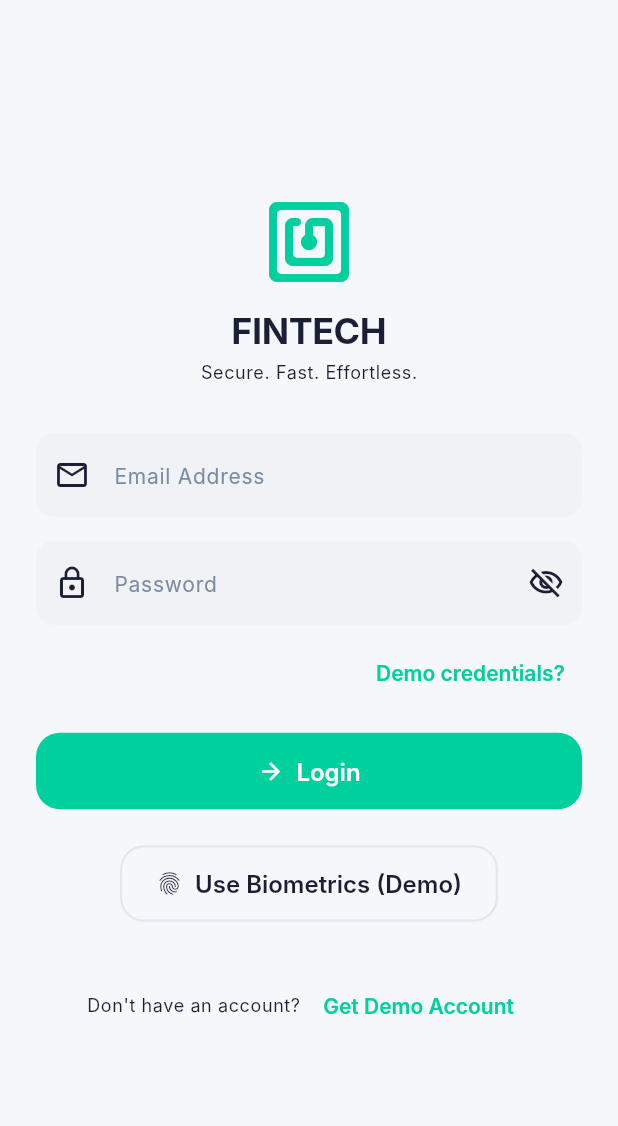
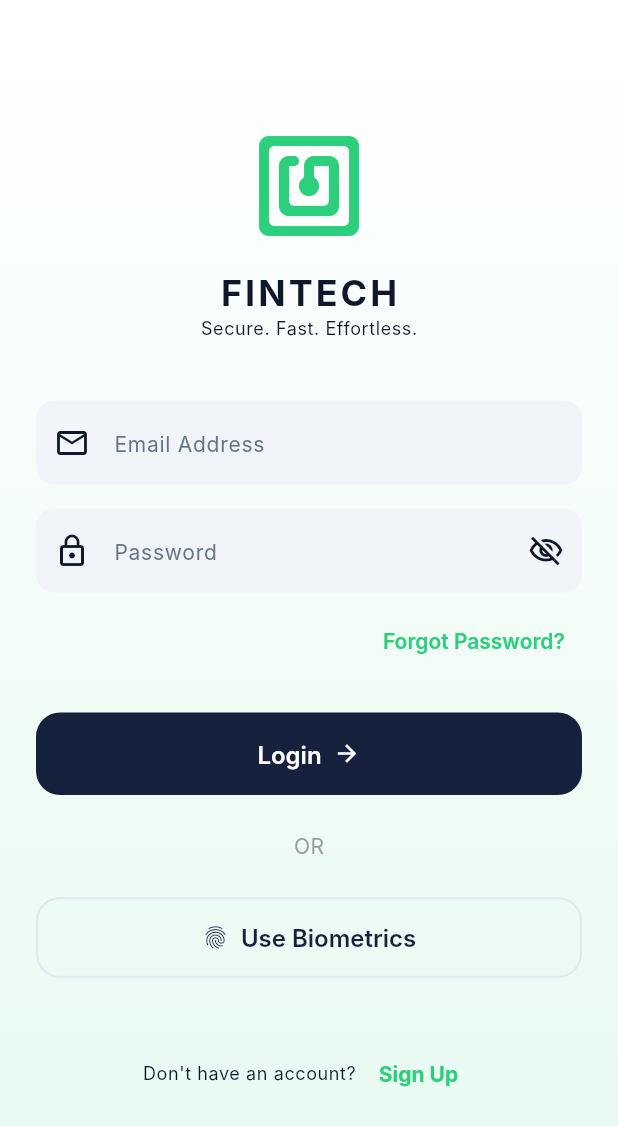
Before and after one commit to Archlord12345/NFC, a Flutter app: the screen it shows after launch, on a phone screen of 412 x 824 dp. Shown: the top 1126 px of the screen. Run offline on Flutter 3.47's test engine with Material 3 defaults, Android fonts, the phone set to English and light mode, and no system bars; our stand-ins replace equatable, local_auth, share_plus, sqflite; missing offline and left inert: nfc_manager, nfc_manager_ndef; accounts and stored records are empty; Roboto replaces fonts that are missing (Inter).

Commit message:
feat: implement user registration and update UI theme
Co-authored-by: Archlord12345 <237933821+Archlord12345@users.noreply.github.com>

```diff
--- a/lib/core/constants/app_colors.dart
+++ b/lib/core/constants/app_colors.dart
@@ -10,89 +10,92 @@ class AppColors {
   // ───────────────────────── Couleurs principales ─────────────────────────
 
   /// Navy profond — fond principal du mode sombre, headers
-  static const Color primary = Color(0xFF1A1F36);
+  static const Color primary = Color(0xFF16213E);
 
   /// Navy intermédiaire — cartes et surfaces en mode sombre
-  static const Color primaryLight = Color(0xFF252D4A);
+  static const Color primaryLight = Color(0xFF1F2943);
 
   /// Navy clair — éléments secondaires en mode sombre
   static const Color primarySoft = Color(0xFF2E3754);
 
   /// Vert teal — couleur d'accent, boutons d'action, indicateurs de succès
-  static const Color accent = Color(0xFF00D09E);
+  static const Color accent = Color(0xFF2CCF7C);
 
   /// Vert teal sombre — variante pour états pressés / hover
-  static const Color accentDark = Color(0xFF00B386);
+  static const Color accentDark = Color(0xFF24A663);
 
   /// Vert teal très clair — fonds subtils, badges
-  static const Color accentLight = Color(0xFFE6FAF5);
+  static const Color accentLight = Color(0xFFE6FAF1);
+
+  /// Indigo / Purple — Troisième couleur d'accent
+  static const Color tertiary = Color(0xFF6366F1);
 
   // ───────────────────────── Fonds (Light mode) ───────────────────────────
 
   /// Fond principal mode clair
-  static const Color backgroundLight = Color(0xFFF5F7FA);
+  static const Color backgroundLight = Color(0xFFF8FAFC);
 
   /// Surface / cartes mode clair
   static const Color surfaceLight = Color(0xFFFFFFFF);
 
   /// Fond des champs de saisie mode clair
-  static const Color inputFillLight = Color(0xFFF0F2F5);
+  static const Color inputFillLight = Color(0xFFF1F5F9);
 
   // ───────────────────────── Fonds (Dark mode) ─────────────────────────────
 
   /// Fond principal mode sombre
-  static const Color backgroundDark = Color(0xFF111528);
+  static const Color backgroundDark = Color(0xFF0F172A);
 
   /// Surface / cartes mode sombre
-  static const Color surfaceDark = Color(0xFF1A1F36);
+  static const Color surfaceDark = Color(0xFF1E293B);
 
   /// Fond des champs de saisie mode sombre
-  static const Color inputFillDark = Color(0xFF252D4A);
+  static const Color inputFillDark = Color(0xFF334155);
 
   // ───────────────────────── Texte ─────────────────────────────────────────
 
   /// Texte principal mode clair
-  static const Color textPrimaryLight = Color(0xFF1A1F36);
+  static const Color textPrimaryLight = Color(0xFF0F172A);
 
   /// Texte secondaire mode clair
-  static const Color textSecondaryLight = Color(0xFF7C8BA0);
+  static const Color textSecondaryLight = Color(0xFF64748B);
 
   /// Texte principal mode sombre
-  static const Color textPrimaryDark = Color(0xFFFFFFFF);
+  static const Color textPrimaryDark = Color(0xFFF8FAFC);
 
   /// Texte secondaire mode sombre
-  static const Color textSecondaryDark = Color(0xFF9BA4B5);
+  static const Color textSecondaryDark = Color(0xFF94A3B8);
 
   // ───────────────────────── Sémantiques ───────────────────────────────────
 
   /// Succès — transactions validées, confirmation
-  static const Color success = Color(0xFF00D09E);
+  static const Color success = Color(0xFF2CCF7C);
 
   /// Erreur — échecs, champs invalides
-  static const Color error = Color(0xFFFF4D6A);
+  static const Color error = Color(0xFFEF4444);
 
   /// Avertissement — statut en attente
-  static const Color warning = Color(0xFFFFB946);
+  static const Color warning = Color(0xFFF59E0B);
 
   /// Info — notifications, badges
-  static const Color info = Color(0xFF4DA6FF);
+  static const Color info = Color(0xFF3B82F6);
 
   // ───────────────────────── Utilitaires ───────────────────────────────────
 
   /// Bordures mode clair
-  static const Color borderLight = Color(0xFFE2E6ED);
+  static const Color borderLight = Color(0xFFE2E8F0);
 
   /// Bordures mode sombre
-  static const Color borderDark = Color(0xFF2E3754);
+  static const Color borderDark = Color(0xFF334155);
 
   /// Ombre légère
   static const Color shadow = Color(0x1A000000);
 
   /// Divider mode clair
-  static const Color dividerLight = Color(0xFFEEF0F4);
+  static const Color dividerLight = Color(0xFFF1F5F9);
 
   /// Divider mode sombre
-  static const Color dividerDark = Color(0xFF2E3754);
+  static const Color dividerDark = Color(0xFF334155);
 
   // ───────────────────────── Gradients ─────────────────────────────────────
 
@@ -101,8 +104,8 @@ class AppColors {
     begin: Alignment.topLeft,
     end: Alignment.bottomRight,
     colors: [
-      Color(0xFF1A1F36),
-      Color(0xFF252D4A),
+      Color(0xFF16213E),
+      Color(0xFF1F2943),
     ],
   );
 
@@ -111,8 +114,8 @@ class AppColors {
     begin: Alignment.topLeft,
     end: Alignment.bottomRight,
     colors: [
-      Color(0xFF00D09E),
-      Color(0xFF00B386),
+      Color(0xFF2CCF7C),
+      Color(0xFF24A663),
     ],
   );
 
@@ -122,7 +125,7 @@ class AppColors {
     end: Alignment.bottomCenter,
     colors: [
       Color(0xFFFFFFFF),
-      Color(0xFFE6FAF5),
+      Color(0xFFE6FAF1),
     ],
   );
 }
--- a/lib/features/auth/data/repositories/auth_repository_impl.dart
+++ b/lib/features/auth/data/repositories/auth_repository_impl.dart
@@ -20,6 +20,12 @@ class AuthRepositoryImpl implements AuthRepository {
   }
 
   @override
+  Future<Utilisateur> register(String email, String motDePasse) async {
+    final hash = sha256.convert(utf8.encode(motDePasse)).toString();
+    return await localDataSource.register(email, hash);
+  }
+
+  @override
   Future<void> logout() async {
     final user = await localDataSource.getUtilisateurConnecte();
     if (user != null) {
--- a/lib/features/auth/domain/repositories/auth_repository.dart
+++ b/lib/features/auth/domain/repositories/auth_repository.dart
@@ -9,6 +9,9 @@ abstract class AuthRepository {
   /// Retourne l'[Utilisateur] en cas de succès, lève une exception sinon.
   Future<Utilisateur> login(String email, String motDePasse);
 
+  /// Inscrit un nouvel utilisateur.
+  Future<Utilisateur> register(String email, String motDePasse);
+
   /// Déconnecte l'utilisateur courant.
   Future<void> logout();
 
--- /dev/null
+++ b/lib/features/auth/domain/usecases/register_usecase.dart
@@ -0,0 +1,14 @@
+import '../entities/utilisateur.dart';
+import '../repositories/auth_repository.dart';
+
+/// Cas d'utilisation : Inscription d'un nouvel utilisateur.
+class RegisterUseCase {
+  final AuthRepository repository;
+
+  const RegisterUseCase(this.repository);
+
+  /// Exécute l'inscription avec [email] et [motDePasse].
+  Future<Utilisateur> call(String email, String motDePasse) {
+    return repository.register(email, motDePasse);
+  }
+}
--- a/lib/features/auth/presentation/pages/login_page.dart
+++ b/lib/features/auth/presentation/pages/login_page.dart
@@ -1,10 +1,9 @@
 import 'package:flutter/material.dart';
 import 'package:provider/provider.dart';
 import '../providers/auth_provider.dart';
+import '../../../../core/constants/app_colors.dart';
 
-/// Page de connexion (AU-1).
-///
-/// Contient le formulaire e-mail / mot de passe et le bouton biométrie.
+/// Page de connexion et d'inscription (AU-1 / AU-2).
 class LoginPage extends StatefulWidget {
   const LoginPage({super.key});
 
@@ -17,6 +16,7 @@ class _LoginPageState extends State<LoginPage> {
   final _emailController = TextEditingController();
   final _motDePasseController = TextEditingController();
   bool _obscureMotDePasse = true;
+  bool _isRegisterMode = false;
 
   @override
   void dispose() {
@@ -29,12 +29,24 @@ class _LoginPageState extends State<LoginPage> {
     setState(() => _obscureMotDePasse = !_obscureMotDePasse);
   }
 
-  void _onLogin() {
+  void _toggleMode() {
+    setState(() {
+      _isRegisterMode = !_isRegisterMode;
+      _formKey.currentState?.reset();
+    });
+  }
+
+  void _onSubmit() {
     if (_formKey.currentState?.validate() ?? false) {
-      context.read<AuthProvider>().login(
-        _emailController.text.trim(),
-        _motDePasseController.text,
-      );
+      final auth = context.read<AuthProvider>();
+      final email = _emailController.text.trim();
+      final password = _motDePasseController.text;
+
+      if (_isRegisterMode) {
+        auth.register(email, password);
+      } else {
+        auth.login(email, password);
+      }
     }
   }
 
@@ -43,7 +55,12 @@ class _LoginPageState extends State<LoginPage> {
     final theme = Theme.of(context);
 
     return Scaffold(
-      body: SafeArea(
+      body: Container(
+        decoration: BoxDecoration(
+          gradient: !_isRegisterMode ? AppColors.lightBackgroundGradient : null,
+          color: _isRegisterMode ? theme.scaffoldBackgroundColor : null,
+        ),
+        child: SafeArea(
           child: Center(
             child: SingleChildScrollView(
               padding: const EdgeInsets.symmetric(horizontal: 24),
@@ -55,41 +72,45 @@ class _LoginPageState extends State<LoginPage> {
                       mainAxisAlignment: MainAxisAlignment.center,
                       children: [
                         // ── Logo / Titre ──
-                      Icon(
+                        const Icon(
                           Icons.nfc_rounded,
-                        size: 64,
-                        color: theme.colorScheme.secondary,
+                          size: 80,
+                          color: AppColors.accent,
                         ),
-                      const SizedBox(height: 12),
+                        const SizedBox(height: 16),
                         Text(
                           'FINTECH',
-                        style: theme.textTheme.headlineMedium,
+                          style: theme.textTheme.headlineMedium?.copyWith(
+                            fontWeight: FontWeight.bold,
+                            letterSpacing: 2,
                           ),
-                      const SizedBox(height: 4),
+                        ),
                         Text(
-                        'Secure. Fast. Effortless.',
+                          _isRegisterMode
+                              ? 'Create your secure account'
+                              : 'Secure. Fast. Effortless.',
                           style: theme.textTheme.bodySmall,
                         ),
-                      const SizedBox(height: 32),
+                        const SizedBox(height: 40),
 
-                      // Message d'erreur s'il existe
+                        // Message d'erreur
                         if (auth.status == AuthStatus.error && auth.errorMessage != null)
                           Container(
                             padding: const EdgeInsets.all(12),
-                          margin: const EdgeInsets.only(bottom: 16),
+                            margin: const EdgeInsets.only(bottom: 24),
                             decoration: BoxDecoration(
-                            color: Colors.red.withValues(alpha: 0.1),
-                            borderRadius: BorderRadius.circular(8),
-                            border: Border.all(color: Colors.red.withValues(alpha: 0.3)),
+                              color: AppColors.error.withValues(alpha: 0.1),
+                              borderRadius: BorderRadius.circular(12),
+                              border: Border.all(color: AppColors.error.withValues(alpha: 0.3)),
                             ),
                             child: Row(
                               children: [
-                              const Icon(Icons.error_outline, color: Colors.red),
-                              const SizedBox(width: 8),
+                                const Icon(Icons.error_outline, color: AppColors.error),
+                                const SizedBox(width: 12),
                                 Expanded(
                                   child: Text(
                                     auth.errorMessage!,
-                                  style: const TextStyle(color: Colors.red, fontSize: 13),
+                                    style: const TextStyle(color: AppColors.error, fontSize: 13),
                                   ),
                                 ),
                               ],
@@ -106,10 +127,10 @@ class _LoginPageState extends State<LoginPage> {
                           ),
                           validator: (value) {
                             if (value == null || value.isEmpty) {
-                            return 'Veuillez entrer votre e-mail';
+                              return 'Please enter your email';
                             }
                             if (!value.contains('@')) {
-                            return 'E-mail invalide';
+                              return 'Invalid email address';
                             }
                             return null;
                           },
@@ -134,89 +155,92 @@ class _LoginPageState extends State<LoginPage> {
                           ),
                           validator: (value) {
                             if (value == null || value.isEmpty) {
-                            return 'Veuillez entrer votre mot de passe';
+                              return 'Please enter your password';
+                            }
+                            if (_isRegisterMode && value.length < 6) {
+                              return 'Password must be at least 6 characters';
                             }
                             return null;
                           },
                         ),
+
+                        if (!_isRegisterMode) ...[
                           const SizedBox(height: 8),
-
-                      // ── Mot de passe oublié ──
                           Align(
                             alignment: Alignment.centerRight,
                             child: TextButton(
-                          onPressed: () {
-                            // Info de connexion par défaut pour aider l'utilisateur
-                            ScaffoldMessenger.of(context).showSnackBar(
-                              const SnackBar(
-                                content: Text('Compte démo : alex@example.com / password123'),
-                              ),
-                            );
-                          },
-                          child: const Text('Demo credentials?'),
+                              onPressed: () {},
+                              child: const Text('Forgot Password?'),
                             ),
                           ),
-                      const SizedBox(height: 16),
+                        ],
 
-                      // ── Bouton Login ──
+                        const SizedBox(height: 24),
+
+                        // ── Bouton Principal ──
                         SizedBox(
                           width: double.infinity,
                           child: ElevatedButton(
-                          onPressed: auth.status == AuthStatus.loading ? null : _onLogin,
+                            onPressed: auth.status == AuthStatus.loading ? null : _onSubmit,
+                            style: ElevatedButton.styleFrom(
+                              backgroundColor: AppColors.primary,
+                              foregroundColor: Colors.white,
+                              padding: const EdgeInsets.symmetric(vertical: 18),
+                            ),
                             child: auth.status == AuthStatus.loading
                                 ? const SizedBox(
-                                  height: 20,
-                                  width: 20,
+                                    height: 24,
+                                    width: 24,
                                     child: CircularProgressIndicator(
                                       strokeWidth: 2,
                                       color: Colors.white,
                                     ),
                                   )
-                              : const Row(
+                                : Row(
                                     mainAxisAlignment: MainAxisAlignment.center,
                                     children: [
-                                    Icon(Icons.arrow_forward),
-                                    SizedBox(width: 8),
-                                    Text('Login'),
+                                      Text(_isRegisterMode ? 'Sign Up' : 'Login'),
+                                      const SizedBox(width: 8),
+                                      const Icon(Icons.arrow_forward, size: 18),
                                     ],
                                   ),
                           ),
                         ),
                         const SizedBox(height: 24),
 
+                        if (!_isRegisterMode) ...[
+                          const Text('OR', style: TextStyle(color: Colors.grey)),
+                          const SizedBox(height: 24),
+
                           // ── Biométrie ──
                           OutlinedButton.icon(
-                        onPressed: () {
-                          // Simulation de la biométrie
-                          _emailController.text = 'alex@example.com';
-                          _motDePasseController.text = 'password123';
-                          _onLogin();
-                        },
+                            onPressed: () {},
                             icon: const Icon(Icons.fingerprint),
-                        label: const Text('Use Biometrics (Demo)'),
+                            label: const Text('Use Biometrics'),
+                            style: OutlinedButton.styleFrom(
+                              minimumSize: const Size(double.infinity, 54),
                             ),
-                      const SizedBox(height: 32),
+                          ),
+                        ],
 
-                      // ── Lien inscription ──
+                        const SizedBox(height: 40),
+
+                        // ── Toggle Mode ──
                         Row(
                           mainAxisAlignment: MainAxisAlignment.center,
                           children: [
                             Text(
-                            "Don't have an account? ",
+                              _isRegisterMode
+                                  ? "Already have an account? "
+                                  : "Don't have an account? ",
                               style: theme.textTheme.bodySmall,
                             ),
                             TextButton(
-                            onPressed: () {
-                              // Auto-remplissage pour inscription
-                              _emailController.text = 'alex@example.com';
-                              _motDePasseController.text = 'password123';
-                              ScaffoldMessenger.of(context).showSnackBar(
-                                const SnackBar(
-                                  content: Text('Champs pré-remplis avec les accès démo !'),
+                              onPressed: _toggleMode,
+                              child: Text(
+                                _isRegisterMode ? 'Login' : 'Sign Up',
+                                style: const TextStyle(fontWeight: FontWeight.bold),
                               ),
-                              );
-                            },
-                            child: const Text('Get Demo Account'),
                             ),
                           ],
                         ),
@@ -228,6 +252,7 @@ class _LoginPageState extends State<LoginPage> {
             ),
           ),
         ),
+      ),
     );
   }
 }
```
Also changed, not shown: lib/core/database/database_helper.dart (+0 -13 lines), lib/features/auth/data/datasources/auth_local_datasource.dart (+44 -0 lines), lib/features/auth/presentation/providers/auth_provider.dart (+21 -4 lines), lib/main.dart (+6 -4 lines), 7 other files. Lines whose indentation alone changed are shown as unchanged.
